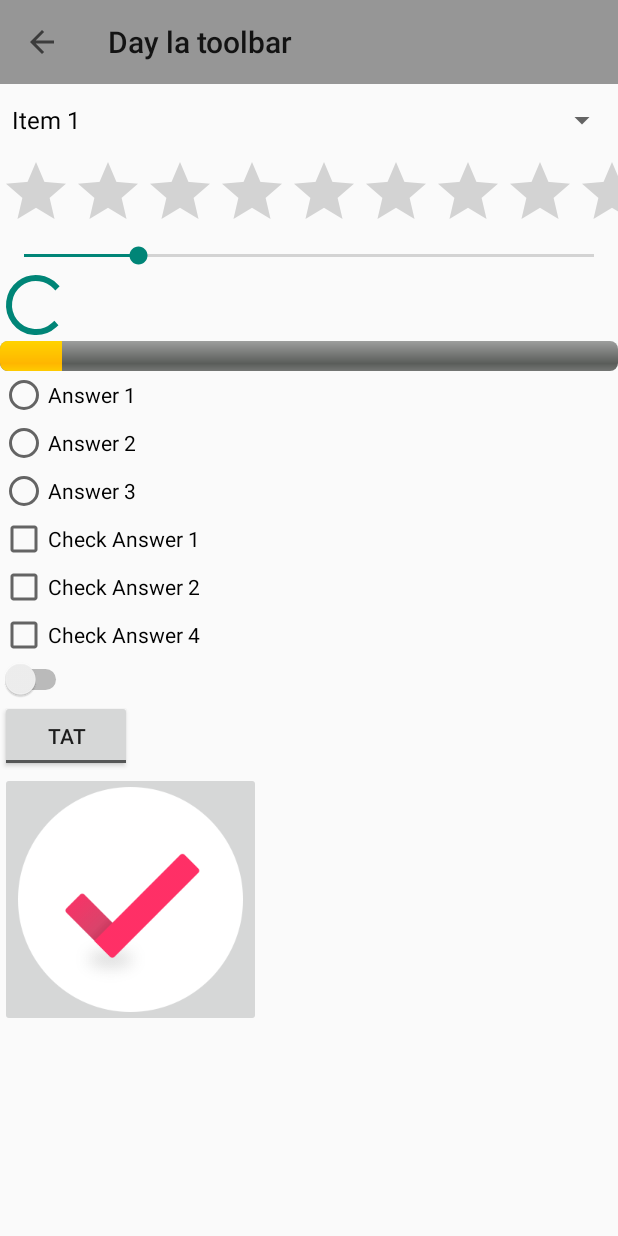
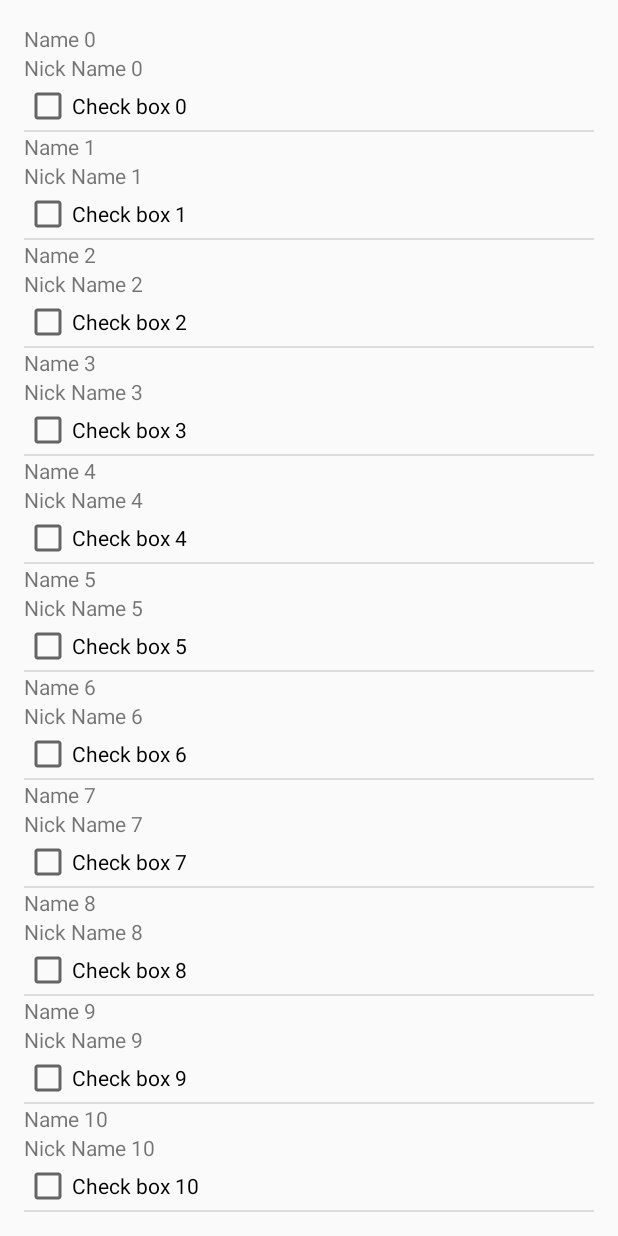
Before and after one commit to ngocmanh92/LoginScreen, an Android app: the screen it shows after launch (WidgetsActivity before the commit, SimpleListViewActivity after it), on a phone screen of 412 x 824 dp. Run offline under Robolectric (Android 15) with nearby library versions, the phone set to English and light mode, and no system bars.

Commit message:
learn Listview and problems while working with adapter

```diff
--- /dev/null
+++ b/app/src/main/java/com/example/myapplication/SimpleListViewActivity.java
@@ -0,0 +1,43 @@
+package com.example.myapplication;
+
+import android.support.v7.app.ActionBarActivity;
+import android.os.Bundle;
+import android.view.Menu;
+import android.view.MenuItem;
+import android.widget.ListView;
+
+import com.example.myapplication.adapter.SimpleAdapter;
+
+
+public class SimpleListViewActivity extends ActionBarActivity {
+
+    @Override
+    protected void onCreate(Bundle savedInstanceState) {
+        super.onCreate(savedInstanceState);
+        setContentView(R.layout.activity_simple_list_view);
+        ListView listView = (ListView) findViewById(R.id.listview);
+        listView.setAdapter(new SimpleAdapter());
+    }
+
+    @Override
+    public boolean onCreateOptionsMenu(Menu menu) {
+        // Inflate the menu; this adds items to the action bar if it is present.
+        getMenuInflater().inflate(R.menu.menu_simple_list_view, menu);
+        return true;
+    }
+
+    @Override
+    public boolean onOptionsItemSelected(MenuItem item) {
+        // Handle action bar item clicks here. The action bar will
+        // automatically handle clicks on the Home/Up button, so long
+        // as you specify a parent activity in AndroidManifest.xml.
+        int id = item.getItemId();
+
+        //noinspection SimplifiableIfStatement
+        if (id == R.id.action_settings) {
+            return true;
+        }
+
+        return super.onOptionsItemSelected(item);
+    }
+}
--- /dev/null
+++ b/app/src/main/java/com/example/myapplication/adapter/SimpleAdapter.java
@@ -0,0 +1,118 @@
+package com.example.myapplication.adapter;
+
+import android.graphics.Bitmap;
+import android.graphics.BitmapFactory;
+import android.util.Log;
+import android.view.LayoutInflater;
+import android.view.View;
+import android.view.ViewGroup;
+import android.widget.BaseAdapter;
+import android.widget.CheckBox;
+import android.widget.CompoundButton;
+import android.widget.ImageView;
+import android.widget.TextView;
+
+import com.example.myapplication.R;
+
+import java.util.ArrayList;
+import java.util.HashMap;
+import java.util.List;
+import java.util.Map;
+
+/**
+ * Created by sondt_000 on 7/27/2015.
+ */
+public class SimpleAdapter extends BaseAdapter {
+    List<String> data;
+    Map<Integer,Boolean> mapChecked;
+
+    public SimpleAdapter() {
+        data = new ArrayList<String>();
+        mapChecked = new HashMap<Integer, Boolean>();
+        initSampleData();
+    }
+
+    private void initSampleData() {
+        for (int i = 0; i < 100; i++) {
+            data.add("Item " + i);
+        }
+    }
+
+    @Override
+    public int getCount() {
+        return data.size();
+    }
+
+    @Override
+    public Object getItem(int position) {
+        return data.get(position);
+    }
+
+    @Override
+    public long getItemId(int position) {
+        return position;
+    }
+
+    @Override
+    public View getView(final int position, View convertView, ViewGroup parent) {
+        long start = System.currentTimeMillis();
+        Log.i("getView", "---->start: " + start);
+
+        Holder holder = null;
+        if (convertView == null) {
+            convertView = LayoutInflater.from(parent.getContext()).inflate(R.layout.adapter_simple_item, null);
+            holder = new Holder(convertView);
+            convertView.setTag(holder);
+        } else {
+            holder = (Holder) convertView.getTag();
+        }
+
+        holder.name.setText("Name " + position);
+        holder.nickname.setText("Nick Name " + position);
+        holder.checkBox.setText("Check box " + position);
+
+//        holder.checkBox.setOnCheckedChangeListener(null);
+        holder.checkBox.setChecked(false);
+
+        if(mapChecked.containsKey(position)) {
+            System.out.println("--------> " + mapChecked.get(position));
+            holder.checkBox.setChecked(mapChecked.get(position));
+        }
+
+        holder.checkBox.setOnCheckedChangeListener(new CompoundButton.OnCheckedChangeListener() {
+            @Override
+            public void onCheckedChanged(CompoundButton buttonView, boolean isChecked) {
+                mapChecked.put(position,isChecked);
+            }
+        });
+
+        //Anh huong performance
+//        int resId = position % 2 == 0 ? R.drawable.logo : R.drawable.button_normal;
+//        Bitmap bitmap = BitmapFactory.decodeResource(holder.imageView.getResources(), resId);
+//        holder.imageView.setImageBitmap(bitmap);
+
+        Log.i("getView", "---->end: " + (System.currentTimeMillis() - start));
+
+        return convertView;
+    }
+
+    private static class Holder {
+        private final TextView name;
+        private final TextView nickname;
+        private final ImageView imageView;
+        private final CheckBox checkBox;
+
+        public View itemView;
+
+        public Holder(View itemView) {
+            this.itemView = itemView;
+            imageView = (ImageView) itemView.findViewById(R.id.imageview);
+            checkBox = (CheckBox) itemView.findViewById(R.id.checkbox);
+//            int resId = position % 2 == 0 ? R.drawable.logo : R.drawable.button_normal;
+//            Bitmap bitmap = BitmapFactory.decodeResource(itemView.getResources(), resId);
+//            imageView.setImageBitmap(bitmap);
+            name = (TextView) itemView.findViewById(R.id.textview_name);
+            nickname = (TextView) itemView.findViewById(R.id.textview_nick_name);
+        }
+    }
+}
--- /dev/null
+++ b/app/src/main/res/layout/activity_simple_list_view.xml
@@ -0,0 +1,15 @@
+<RelativeLayout xmlns:android="http://schemas.android.com/apk/res/android"
+    xmlns:tools="http://schemas.android.com/tools" android:layout_width="match_parent"
+    android:layout_height="match_parent" android:paddingLeft="@dimen/activity_horizontal_margin"
+    android:paddingRight="@dimen/activity_horizontal_margin"
+    android:paddingTop="@dimen/activity_vertical_margin"
+    android:paddingBottom="@dimen/activity_vertical_margin"
+    tools:context="com.example.myapplication.SimpleListViewActivity">
+
+    <ListView
+        android:layout_width="match_parent"
+        android:layout_height="match_parent"
+        android:id="@+id/listview"
+        ></ListView>
+
+</RelativeLayout>
--- /dev/null
+++ b/app/src/main/res/layout/adapter_simple_item.xml
@@ -0,0 +1,25 @@
+<?xml version="1.0" encoding="utf-8"?>
+<LinearLayout xmlns:android="http://schemas.android.com/apk/res/android"
+    android:orientation="vertical" android:layout_width="match_parent"
+    android:layout_height="match_parent">
+    <ImageView
+        android:layout_width="match_parent"
+        android:layout_height="wrap_content"
+        android:id="@+id/imageview"
+        />
+    <TextView
+        android:layout_width="match_parent"
+        android:layout_height="wrap_content"
+        android:id="@+id/textview_name"
+        />
+    <TextView
+        android:layout_width="match_parent"
+        android:layout_height="wrap_content"
+        android:id="@+id/textview_nick_name"
+        />
+    <CheckBox
+        android:layout_width="match_parent"
+        android:layout_height="wrap_content"
+        android:id="@+id/checkbox"
+        />
+</LinearLayout>
--- /dev/null
+++ b/app/src/main/res/menu/menu_simple_list_view.xml
@@ -0,0 +1,7 @@
+<menu xmlns:android="http://schemas.android.com/apk/res/android"
+    xmlns:app="http://schemas.android.com/apk/res-auto"
+    xmlns:tools="http://schemas.android.com/tools"
+    tools:context="com.example.myapplication.SimpleListViewActivity">
+    <item android:id="@+id/action_settings" android:title="@string/action_settings"
+        android:orderInCategory="100" app:showAsAction="never" />
+</menu>
--- a/app/src/main/res/values/strings.xml
+++ b/app/src/main/res/values/strings.xml
@@ -7,4 +7,6 @@
     <string name="title_activity_sign_up">SignUpActivity</string>
     <string name="title_activity_scroll_view">ScrollView</string>
     <string name="title_activity_frame_layout">FrameLayoutActivity</string>
+    <string name="title_activity_simple_list_view">SimpleListViewActivity</string>
+    <string name="title_activity_slowly">SlowlyActivity</string>
 </resources>
```
Also changed, not shown: app/src/main/AndroidManifest.xml (+13 -5 lines), app/src/main/java/com/example/myapplication/SlowlyActivity.java (added, +44 -0 lines), app/src/main/java/com/example/myapplication/adapter/SlowlyAdapter.java (added, +66 -0 lines), app/src/main/res/layout/activity_slowly.xml (added, +14 -0 lines), app/src/main/res/layout/adapter_slowly_item.xml (added, +10 -0 lines), app/src/main/res/menu/menu_slowly.xml (added, +7 -0 lines), 2 other files.
